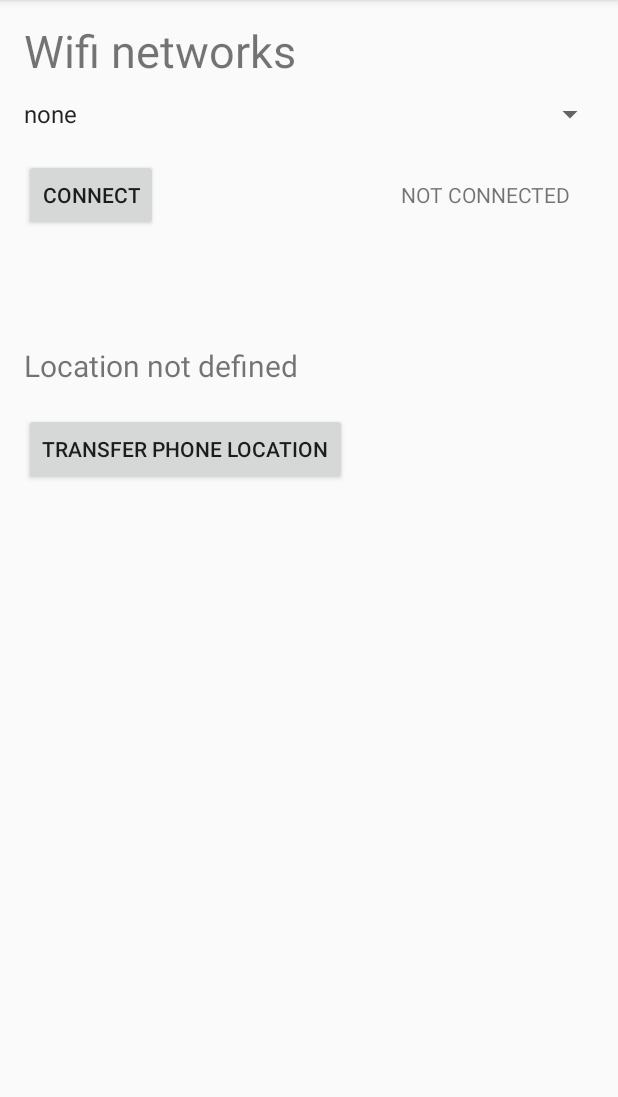
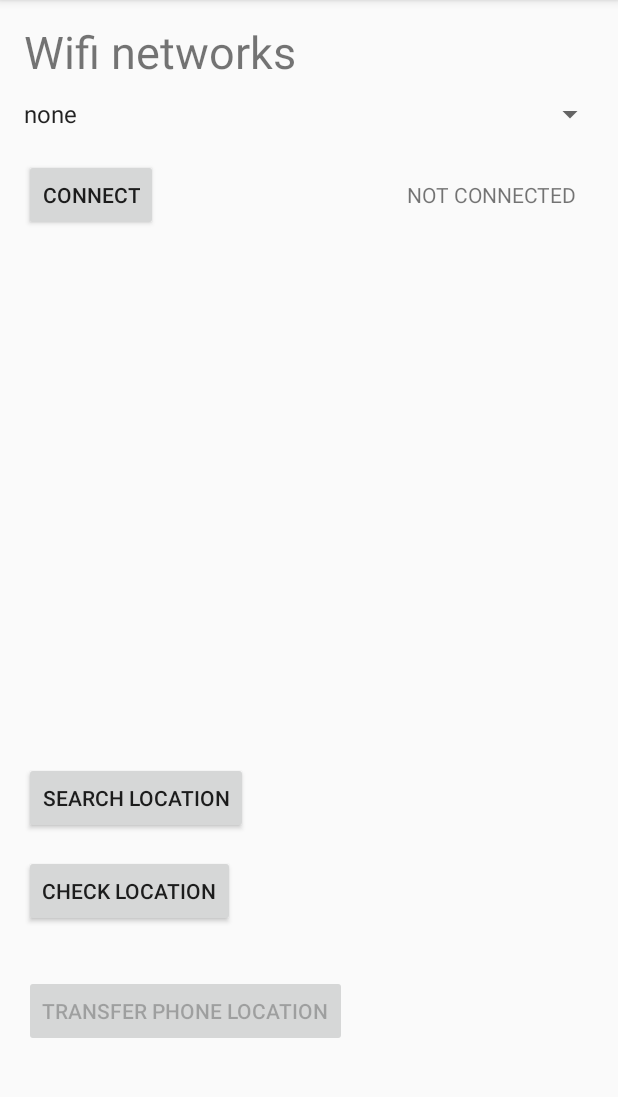
Before and after one commit to Mariani88/tesis-android-config, an Android app: the ConfiguratorActivity screen opened directly, with no data from a screen before it, on a phone screen of 412 x 824 dp, the part 84-1181 px from its top. Run offline under Robolectric (Android 15) with nearby library versions, the phone set to English and light mode, and no system bars.

Commit message:
add search location

```diff
--- a/app/build.gradle
+++ b/app/build.gradle
@@ -31,6 +31,7 @@ dependencies {
 
 
 
+    implementation 'com.google.android.gms:play-services-maps:12.0.1'
     testImplementation 'junit:junit:4.12'
     testImplementation group: 'org.mockito', name: 'mockito-core', version: '2.7.6'
     testImplementation group: 'org.assertj', name: 'assertj-core', version: '3.9.0'
--- a/app/src/main/java/tesis/untref/com/alarmmanagerapp/configurator/view/ConfiguratorActivity.kt
+++ b/app/src/main/java/tesis/untref/com/alarmmanagerapp/configurator/view/ConfiguratorActivity.kt
@@ -1,24 +1,24 @@
 package tesis.untref.com.alarmmanagerapp.configurator.view
 
-import android.Manifest
-import android.content.Context
-import android.location.Location
-import android.location.LocationListener
-import android.location.LocationManager
+import android.content.Intent
 import android.os.Bundle
-import android.support.v4.content.ContextCompat
 import android.support.v7.app.AppCompatActivity
 import android.view.View
-import android.widget.AdapterView
-import android.widget.ArrayAdapter
-import android.widget.Spinner
+import android.widget.*
+import android.widget.Toast.LENGTH_LONG
+import com.google.android.gms.maps.model.LatLng
 import tesis.untref.com.alarmmanagerapp.R
+import tesis.untref.com.alarmmanagerapp.configurator.presenter.ConfiguratorPresenter
 import tesis.untref.com.alarmmanagerapp.location.infrastructure.LocationService
 
 class ConfiguratorActivity : AppCompatActivity(), AdapterView.OnItemSelectedListener, ConfiguratorView {
+    private lateinit var configuratorPresenter: ConfiguratorPresenter
+
     override fun onCreate(savedInstanceState: Bundle?) {
         super.onCreate(savedInstanceState)
         setContentView(R.layout.activity_configurator)
+        configuratorPresenter = ConfiguratorPresenter(this, LocationService(this))
+
 
         val networks = arrayListOf("none", "network 1", "network 2")
         val networksSpinner = findViewById<Spinner>(R.id.spinner)
@@ -29,10 +29,13 @@ class ConfiguratorActivity : AppCompatActivity(), AdapterView.OnItemSelectedList
         networksSpinner.adapter = adapter
         networksSpinner.onItemSelectedListener = this
 
+        val checkLocationButton = findViewById<Button>(R.id.check_location_button)
+        checkLocationButton.setOnClickListener { configuratorPresenter.findLocation() }
 
-        LocationService(this).findLastKnownLocation()
 
     }
+
+
 
     override fun onNothingSelected(parent: AdapterView<*>?) {
 
@@ -41,4 +44,15 @@ class ConfiguratorActivity : AppCompatActivity(), AdapterView.OnItemSelectedList
     override fun onItemSelected(parent: AdapterView<*>?, view: View?, position: Int, id: Long) {
 
     }
+
+    override fun goLocationView(location: LatLng) {
+        val intent = Intent(this, LocationActivity::class.java)
+        intent.putExtra("location", location)
+        startActivity(intent)
+
+    }
+
+    override fun reportLocationNotFound() {
+        Toast.makeText(this, "Location not found, retry please", LENGTH_LONG).show()
+    }
 }
--- a/app/src/main/java/tesis/untref/com/alarmmanagerapp/configurator/view/ConfiguratorView.kt
+++ b/app/src/main/java/tesis/untref/com/alarmmanagerapp/configurator/view/ConfiguratorView.kt
@@ -1,4 +1,8 @@
 package tesis.untref.com.alarmmanagerapp.configurator.view
 
+import com.google.android.gms.maps.model.LatLng
+
 interface ConfiguratorView {
+    fun goLocationView(location: LatLng)
+    fun reportLocationNotFound()
 }
--- a/app/src/main/res/layout/activity_configurator.xml
+++ b/app/src/main/res/layout/activity_configurator.xml
@@ -4,76 +4,92 @@
     xmlns:tools="http://schemas.android.com/tools"
     android:layout_width="match_parent"
     android:layout_height="match_parent"
-    tools:context="tesis.untref.com.alarmmanagerapp.configurator.view.ConfiguratorActivity">
+    tools:context="tesis.untref.com.alarmmanagerapp.configurator.view.ConfiguratorActivity"
+    tools:layout_editor_absoluteY="81dp">
 
     <Spinner
         android:id="@+id/spinner"
         android:layout_width="0dp"
         android:layout_height="wrap_content"
         android:layout_marginEnd="8dp"
+        android:layout_marginLeft="8dp"
+        android:layout_marginRight="8dp"
         android:layout_marginStart="8dp"
-        android:layout_marginTop="64dp"
+        android:layout_marginTop="9dp"
         app:layout_constraintEnd_toEndOf="parent"
-        app:layout_constraintHorizontal_bias="0.0"
         app:layout_constraintStart_toStartOf="parent"
-        app:layout_constraintTop_toTopOf="parent" />
+        app:layout_constraintTop_toBottomOf="@+id/networks_title" />
 
     <TextView
         android:id="@+id/networks_title"
         android:layout_width="wrap_content"
         android:layout_height="wrap_content"
-        android:layout_marginBottom="10dp"
+        android:layout_marginLeft="16dp"
         android:layout_marginStart="16dp"
+        android:layout_marginTop="14dp"
         android:text="@string/wifi_networks"
         android:textSize="30sp"
-        app:layout_constraintBottom_toTopOf="@+id/spinner"
         app:layout_constraintStart_toStartOf="parent"
-        android:layout_marginLeft="16dp" />
+        app:layout_constraintTop_toTopOf="parent" />
 
     <Button
         android:id="@+id/button"
         android:layout_width="wrap_content"
         android:layout_height="wrap_content"
+        android:layout_marginLeft="16dp"
         android:layout_marginStart="16dp"
         android:layout_marginTop="18dp"
         android:text="@string/connect"
         app:layout_constraintStart_toStartOf="parent"
-        app:layout_constraintTop_toBottomOf="@+id/spinner"
-        android:layout_marginLeft="16dp" />
+        app:layout_constraintTop_toBottomOf="@+id/spinner" />
 
     <TextView
         android:id="@+id/connection_indicator"
         android:layout_width="wrap_content"
         android:layout_height="wrap_content"
+
+        android:layout_marginEnd="27dp"
+        android:layout_marginRight="27dp"
         android:layout_marginTop="32dp"
         android:text="@string/not_connected"
-
         app:layout_constraintEnd_toEndOf="parent"
-        app:layout_constraintHorizontal_bias="0.895"
-        app:layout_constraintStart_toStartOf="parent"
         app:layout_constraintTop_toBottomOf="@+id/spinner" />
 
-    <TextView
-        android:id="@+id/location_indicator"
+    <Button
+        android:id="@+id/transfer_location_button"
         android:layout_width="wrap_content"
         android:layout_height="wrap_content"
+        android:layout_marginBottom="70dp"
+        android:layout_marginLeft="16dp"
         android:layout_marginStart="16dp"
-        android:layout_marginTop="230dp"
-        android:text="@string/location_not_defined"
-        android:textSize="20sp"
+        android:layout_marginTop="80dp"
+        android:enabled="false"
+        android:text="@string/transfer_phone_location"
+        app:layout_constraintBottom_toBottomOf="parent"
         app:layout_constraintStart_toStartOf="parent"
-        app:layout_constraintTop_toTopOf="parent"
-        android:layout_marginLeft="16dp" />
+        app:layout_constraintTop_toTopOf="@+id/check_location_button" />
 
     <Button
-        android:id="@+id/button2"
+        android:id="@+id/check_location_button"
         android:layout_width="wrap_content"
         android:layout_height="wrap_content"
+        android:layout_marginLeft="16dp"
         android:layout_marginStart="16dp"
-        android:layout_marginTop="18dp"
-        android:text="@string/transfer_phone_location"
+        android:layout_marginTop="14dp"
+        android:enabled="true"
+        android:text="@string/check_location"
         app:layout_constraintStart_toStartOf="parent"
-        app:layout_constraintTop_toBottomOf="@+id/location_indicator"
-        android:layout_marginLeft="16dp" />
+        app:layout_constraintTop_toBottomOf="@+id/search_location_button" />
+
+    <Button
+        android:id="@+id/search_location_button"
+        android:layout_width="wrap_content"
+        android:layout_height="wrap_content"
+        android:layout_marginBottom="212dp"
+        android:layout_marginLeft="16dp"
+        android:layout_marginStart="16dp"
+        android:text="@string/search_location"
+        app:layout_constraintBottom_toBottomOf="parent"
+        app:layout_constraintStart_toStartOf="parent" />
 
 </android.support.constraint.ConstraintLayout>
--- a/app/src/main/res/values/strings.xml
+++ b/app/src/main/res/values/strings.xml
@@ -9,6 +9,9 @@
 
     <string name="incompatibility_bluetooth">incompatibility with bluetooth</string>
     <string name="bluetooth_on_required">bluetooth on is required</string>
+    <string name="title_activity_location">Location</string>
+    <string name="check_location">check location</string>
+    <string name="search_location">search location</string>
 
 
 </resources>
```
Also changed, not shown: app/src/debug/res/values/google_maps_api.xml (added, +24 -0 lines), app/src/main/AndroidManifest.xml (+19 -6 lines), app/src/main/java/tesis/untref/com/alarmmanagerapp/configurator/presenter/ConfiguratorPresenter.kt (+12 -1 lines), app/src/main/java/tesis/untref/com/alarmmanagerapp/configurator/view/LocationActivity.kt (added, +42 -0 lines), app/src/main/res/layout/activity_location.xml (added, +9 -0 lines), app/src/main/java/tesis/untref/com/alarmmanagerapp/location/infrastructure/LocationService.kt (line endings or trailing spaces), 1 other file.
